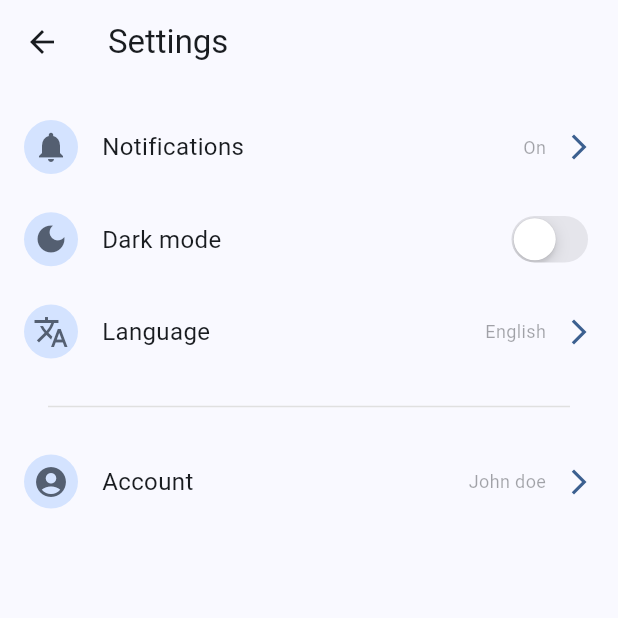
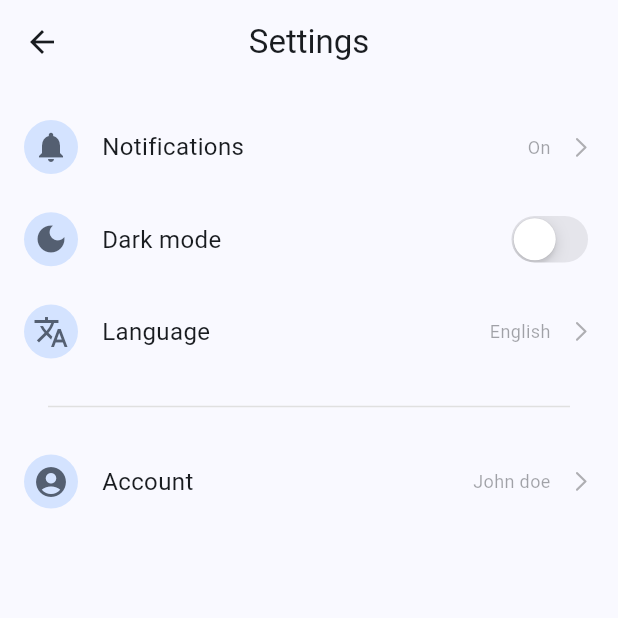
Before and after one commit to frederikbehr/behrd, a Flutter app: the screen it shows after launch, after a tap on "Open settings", on a phone screen of 412 x 824 dp, the top half of it. Run offline on Flutter 3.47's test engine with Material 3 defaults, Android fonts, the phone set to English and light mode, and no system bars.

Commit message:
native_app_bar.dart made

```diff
--- a/example/lib/main.dart
+++ b/example/lib/main.dart
@@ -38,6 +38,7 @@ class _MyHomePageState extends State<MyHomePage> {
 
   late final BehrdSettings settings = BehrdSettings(
     targetPlatform: widget.targetPlatform,
+    previousPageTitle: "Home",
     groups: [
       SettingsCategoryGroup(
         categories: [
@@ -82,10 +83,7 @@ class _MyHomePageState extends State<MyHomePage> {
   @override
   Widget build(BuildContext context) {
     return Scaffold(
-      appBar: AppBar(
-        backgroundColor: Theme.of(context).colorScheme.inversePrimary,
-        title: Text(widget.title),
-      ),
+      appBar: BehrdNativeAppBar(title: "Home"),
       body: Center(
         child: Column(
           mainAxisAlignment: MainAxisAlignment.center,
--- a/lib/behrd.dart
+++ b/lib/behrd.dart
@@ -10,4 +10,5 @@ export 'src/pages/settings/setting/string/text_setting.dart';
 export 'src/pages/settings/setting/string/string_selection_setting.dart';
 export 'src/components/native_switch/native_switch.dart';
 export 'src/components/native_checkbox/native_checkbox.dart';
-export 'src/components/loading/native_static_loading.dart';
+export 'src/components/native_loading/native_static_loading.dart';
+export 'src/components/native_app_bar/native_app_bar.dart';
--- /dev/null
+++ b/lib/src/components/native_app_bar/native_app_bar.dart
@@ -0,0 +1,71 @@
+import 'dart:io' show Platform;
+import 'package:behrd/behrd.dart';
+import 'package:flutter/cupertino.dart';
+import 'package:flutter/material.dart';
+
+class BehrdNativeAppBar extends StatelessWidget implements PreferredSizeWidget {
+  final Color? backgroundColor;
+  final List<Widget>? actions;
+  final Widget? leading;
+  final String title;
+  final Widget? titleReplacement;
+  final bool? bottomBorder;
+  final Color? textColor;
+  final DeviceType targetPlatform;
+  final String? previousPageTitle;
+  const BehrdNativeAppBar({
+    super.key,
+    this.backgroundColor,
+    this.actions,
+    this.leading,
+    this.titleReplacement,
+    required this.title,
+    this.bottomBorder,
+    this.textColor,
+    this.targetPlatform = DeviceType.auto,
+    this.previousPageTitle,
+  }) : preferredSize = const Size.fromHeight(56);
+
+  @override
+  final Size preferredSize;
+
+  void pop(BuildContext context) {
+    Navigator.pop(context);
+  }
+
+  @override
+  Widget build(BuildContext context) {
+    late final DeviceType platform;
+    if (targetPlatform == DeviceType.auto) {
+      platform = Platform.isIOS? DeviceType.iOS : DeviceType.android;
+    } else {
+      platform = targetPlatform;
+    }
+    if (platform == DeviceType.iOS) {
+      return CupertinoNavigationBar(
+        backgroundColor: backgroundColor,
+        previousPageTitle: previousPageTitle,
+        trailing: actions == null? null : Row(mainAxisSize: MainAxisSize.min, children: List.of(actions!)),
+        leading: leading,
+        border: bottomBorder == true || bottomBorder == null? Border.all(color: Theme.of(context).dividerColor, width: 1) : null,
+        middle: titleReplacement ?? Text(title),
+      );
+    } else {
+      return AppBar(
+        backgroundColor: backgroundColor,
+        centerTitle: true,
+        elevation: 0.0,
+        actions: actions,
+        leading: leading,
+        title: titleReplacement ?? Text(title),
+        bottom: bottomBorder == true? PreferredSize(
+          preferredSize: const Size.fromHeight(4.0),
+          child: Container(
+            color: Theme.of(context).dividerColor,
+            height: 1,
+          ),
+        ) : null,
+      );
+    }
+  }
+}
--- a/lib/src/components/native_checkbox/native_checkbox.dart
+++ b/lib/src/components/native_checkbox/native_checkbox.dart
@@ -51,7 +51,6 @@ class _BehrdNativeCheckboxState extends State<BehrdNativeCheckbox> {
   @override
   Widget build(BuildContext context) {
     if (isLoading) return SizedBox();
-
     return Transform.scale(
       scale: getScale(),
       child: widget.targetPlatform == DeviceType.iOS? CupertinoCheckbox(
--- a/lib/src/pages/settings/category/category_card.dart
+++ b/lib/src/pages/settings/category/category_card.dart
@@ -1,6 +1,7 @@
 import 'package:behrd/src/pages/settings/category/settings_category.dart';
 import 'package:behrd/src/utils/device_type.dart';
 import 'package:behrd/src/utils/string_utils.dart';
+import 'package:flutter/cupertino.dart';
 import 'package:flutter/material.dart';
 
 class CategoryCard extends StatelessWidget {
@@ -67,13 +68,12 @@ class CategoryCard extends StatelessWidget {
                   ),
                 ),
                 const SizedBox(width: 12),
-                Icon(
-                  targetPlatform == DeviceType.android
-                      ? Icons.arrow_forward
-                      : Icons.arrow_forward_ios,
+                targetPlatform == DeviceType.android
+                    ? Icon(
+                  Icons.arrow_forward,
                   size: 20,
                   color: Theme.of(context).colorScheme.primary,
-                ),
+                ) : CupertinoListTileChevron(),
               ],
             ) : category.settings.first.getShortcutWidget(targetPlatform),
           ],
--- a/lib/src/pages/settings/setting/setting_page.dart
+++ b/lib/src/pages/settings/setting/setting_page.dart
@@ -1,21 +1,23 @@
 import 'package:behrd/behrd.dart';
 import 'package:flutter/material.dart';
 
+import '../../../components/native_app_bar/native_app_bar.dart';
+
 class SettingPage extends StatelessWidget {
   final SettingsCategory category;
+  final String previousPageTitle;
   final DeviceType targetPlatform;
   const SettingPage({
     super.key,
     required this.category,
     required this.targetPlatform,
+    required this.previousPageTitle,
   });
 
   @override
   Widget build(BuildContext context) {
     return Scaffold(
-      appBar: AppBar(
-        title: Text(category.title),
-      ),
+      appBar: BehrdNativeAppBar(title: category.title, previousPageTitle: previousPageTitle),
       body: SingleChildScrollView(
         child: Column(
           children: [
--- a/lib/src/pages/settings/settings.dart
+++ b/lib/src/pages/settings/settings.dart
@@ -13,11 +13,13 @@ class BehrdSettings implements Pages {
   final DeviceType targetPlatform;
   final List<SettingsCategoryGroup> groups;
   final String title;
+  final String? previousPageTitle;
 
   const BehrdSettings({
     this.targetPlatform = DeviceType.iOS,
     this.title = "Settings",
     required this.groups,
+    this.previousPageTitle,
   });
 
   @override
@@ -34,6 +36,7 @@ class BehrdSettings implements Pages {
         title: title,
         targetPlatform: useCupertino? DeviceType.iOS : DeviceType.android,
         groups: groups,
+        previousPageTitle: previousPageTitle,
       ),
       useCupertino: useCupertino,
     );
--- a/lib/src/pages/settings/settings_scaffold.dart
+++ b/lib/src/pages/settings/settings_scaffold.dart
@@ -1,3 +1,4 @@
+import 'package:behrd/src/components/native_app_bar/native_app_bar.dart';
 import 'package:behrd/src/pages/settings/group/settings_category_group.dart';
 import 'package:behrd/src/pages/settings/category/category_card.dart';
 import 'package:behrd/src/pages/settings/setting/setting_page.dart';
@@ -12,12 +13,14 @@ class SettingsPage extends StatefulWidget {
   final DeviceType targetPlatform;
   final List<SettingsCategoryGroup> groups;
   final String title;
+  final String? previousPageTitle;
 
   const SettingsPage({
     super.key,
     required this.targetPlatform,
     required this.groups,
     required this.title,
+    this.previousPageTitle,
   });
 
   @override
@@ -30,7 +33,7 @@ class _SettingsPageState extends State<SettingsPage> {
     final bool usingCupertino = widget.targetPlatform == DeviceType.iOS;
     return NavigatorUtils.openWithRoute(
       context,
-      SettingPage(category: category, targetPlatform: widget.targetPlatform),
+      SettingPage(category: category, targetPlatform: widget.targetPlatform, previousPageTitle: widget.title),
       useCupertino: usingCupertino,
     );
   }
@@ -38,9 +41,7 @@ class _SettingsPageState extends State<SettingsPage> {
   @override
   Widget build(BuildContext context) {
     return Scaffold(
-      appBar: AppBar(
-        title: Text(widget.title),
-      ),
+      appBar: BehrdNativeAppBar(title: widget.title, previousPageTitle: widget.previousPageTitle),
       body: SingleChildScrollView(
         child: Column(
           children: [
```
Also changed, not shown: lib/src/components/native_loading/native_static_loading.dart (renamed from lib/src/components/loading/native_static_loading.dart).
